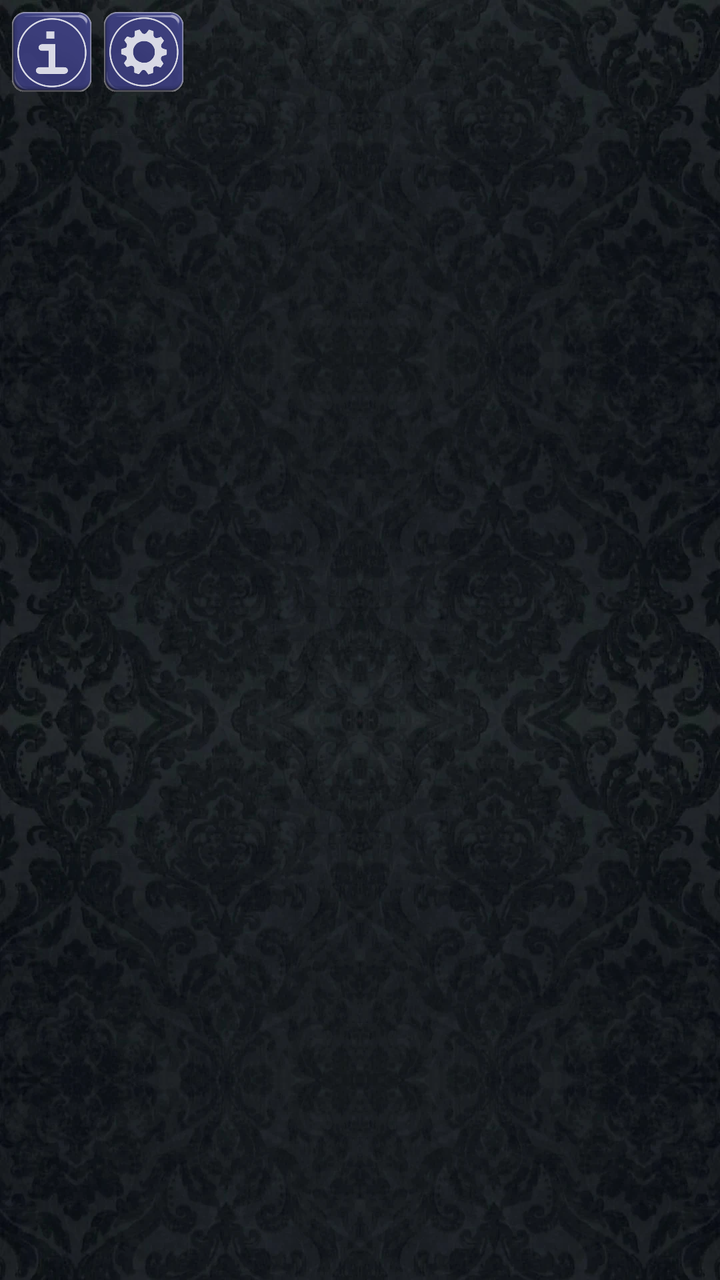
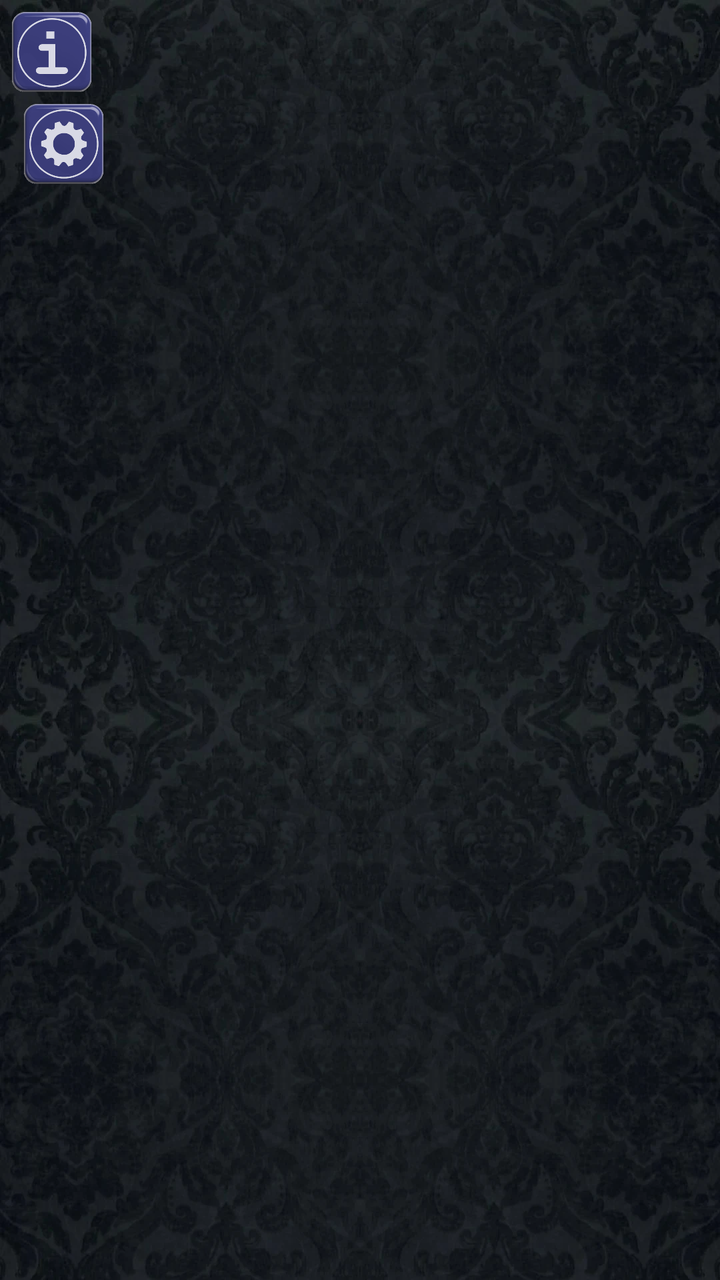

Two renders of the same Android screen: before a commit and after it. Below are the layout's source before the change and the commit's diff.
<!-- AndroidManifest.xml: application theme Theme.Scopa -->
<!-- res/layout/activity_briscola.xml -->
<?xml version="1.0" encoding="utf-8"?>
<androidx.constraintlayout.widget.ConstraintLayout
    xmlns:android="http://schemas.android.com/apk/res/android"
    xmlns:app="http://schemas.android.com/apk/res-auto"
    android:layout_width="match_parent"
    android:layout_height="match_parent"
    android:background="@drawable/bg_velvet">

    <LinearLayout
        android:layout_width="match_parent"
        android:layout_height="match_parent"
        android:orientation="vertical"
        android:paddingStart="8dp"
        android:paddingEnd="8dp">

        
        <LinearLayout
            android:id="@+id/botHand"
            android:layout_width="match_parent"
            android:layout_height="wrap_content"
            android:gravity="center"
            android:orientation="horizontal" />

        <TextView
            android:id="@+id/botScore"
            android:layout_width="match_parent"
            android:layout_height="wrap_content"
            android:layout_marginTop="6dp"
            android:gravity="center"
            android:textColor="@color/silver"
            android:textSize="15sp"
            android:textStyle="bold"
            android:shadowColor="#000000" android:shadowDy="2" android:shadowRadius="4" />

        <LinearLayout
            android:layout_width="match_parent"
            android:layout_height="0dp"
            android:layout_weight="1"
            android:gravity="center"
            android:orientation="vertical">

            
            <FrameLayout
                android:layout_width="match_parent"
                android:layout_height="wrap_content">

                <LinearLayout
                    android:id="@+id/deckRow"
                    android:layout_width="wrap_content"
                    android:layout_height="wrap_content"
                    android:layout_gravity="start|center_vertical"
                    android:gravity="center_vertical"
                    android:orientation="horizontal">

                    <FrameLayout
                        android:id="@+id/deckBox"
                        android:layout_width="wrap_content"
                        android:layout_height="wrap_content" />

                    <FrameLayout
                        android:id="@+id/briscolaBox"
                        android:layout_width="wrap_content"
                        android:layout_height="wrap_content" />
                </LinearLayout>

                <LinearLayout
                    android:id="@+id/trickRow"
                    android:layout_width="wrap_content"
                    android:layout_height="wrap_content"
                    android:layout_gravity="center"
                    android:gravity="center"
                    android:orientation="horizontal" />
            </FrameLayout>

            <TextView
                android:id="@+id/txtStatus"
                android:lines="1"
                android:layout_width="wrap_content"
                android:layout_height="wrap_content"
                android:layout_marginTop="10dp"
                android:textColor="@color/silver"
                android:textSize="15sp"
                android:textStyle="bold"
                android:shadowColor="#000000" android:shadowDy="2" android:shadowRadius="4" />

        </LinearLayout>

        <LinearLayout
            android:id="@+id/youHand"
            android:layout_width="match_parent"
            android:layout_height="wrap_content"
            android:gravity="center"
            android:orientation="horizontal" />

        <TextView
            android:id="@+id/youScore"
            android:layout_width="match_parent"
            android:layout_height="wrap_content"
            android:layout_marginTop="4dp"
            android:layout_marginBottom="8dp"
            android:gravity="center"
            android:textColor="@color/silver"
            android:textSize="15sp"
            android:textStyle="bold"
            android:shadowColor="#000000" android:shadowDy="2" android:shadowRadius="4" />
    </LinearLayout>

    <FrameLayout
        android:id="@+id/overlay"
        android:layout_width="match_parent"
        android:layout_height="match_parent"
        android:clickable="false"
        android:focusable="false"
        app:layout_constraintTop_toTopOf="parent"
        app:layout_constraintBottom_toBottomOf="parent"
        app:layout_constraintStart_toStartOf="parent"
        app:layout_constraintEnd_toEndOf="parent" />


    
    <ImageButton
        android:id="@+id/btnInfo"
        android:layout_width="40dp"
        android:layout_height="40dp"
        android:layout_margin="6dp"
        android:background="@android:color/transparent"
        android:contentDescription="@string/cd_info"
        android:scaleType="fitCenter"
        android:src="@drawable/btn_info"
        app:layout_constraintTop_toTopOf="parent"
        app:layout_constraintStart_toStartOf="parent" />
    
    <ImageButton
        android:id="@+id/btnSettings"
        android:layout_width="40dp"
        android:layout_height="40dp"
        android:layout_margin="6dp"
        android:background="@android:color/transparent"
        android:contentDescription="@string/cd_settings"
        android:scaleType="fitCenter"
        android:src="@drawable/btn_settings"
        app:layout_constraintTop_toTopOf="parent"
        app:layout_constraintStart_toEndOf="@id/btnInfo" />


</androidx.constraintlayout.widget.ConstraintLayout>
<!-- resources referenced by this layout -->
<resources>
  <color name="silver">#C8D0DC</color>
  <!-- drawable bg_velvet (drawable) -->
  <?xml version="1.0" encoding="utf-8"?>
  <layer-list xmlns:android="http://schemas.android.com/apk/res/android">
      <item android:drawable="@color/velvet_base" />
      <item>
          <bitmap android:src="@drawable/velvet" android:tileMode="repeat" android:dither="true" />
      </item>
  </layer-list>
  <!-- drawable btn_info: webp bitmap (drawable-nodpi, 23628 bytes) -->
  <!-- drawable btn_settings: webp bitmap (drawable-nodpi, 32104 bytes) -->
  <string name="cd_info">Informazioni</string>
  <string name="cd_settings">Impostazioni</string>
  <style name="Theme.Scopa" parent="Theme.MaterialComponents.DayNight.NoActionBar">
          <item name="colorPrimary">@color/navy_mid</item>
          <item name="colorPrimaryVariant">@color/navy_deep</item>
          <item name="colorOnPrimary">@color/celeste_light</item>
          <item name="colorSecondary">@color/gold</item>
          <item name="android:statusBarColor" tools:targetApi="l">@color/navy_deep</item>
          <item name="alertDialogTheme">@style/DarkAlertDialog</item>
          <item name="materialAlertDialogTheme">@style/DarkAlertDialog</item>
      </style>
  <color name="velvet_base">#0A1018</color>
  <!-- drawable velvet: webp bitmap (drawable-nodpi, 65120 bytes) -->
  <color name="navy_mid">#23477E</color>
  <color name="navy_deep">#0C1626</color>
  <color name="celeste_light">#D7EAF6</color>
  <color name="gold">#E9C24C</color>
  <style name="DarkAlertDialog" parent="Theme.MaterialComponents.Dialog.Alert">
          <item name="colorSurface">@color/navy</item>
          <item name="android:colorBackground">@color/navy</item>
          <item name="colorOnSurface">@color/silver</item>
          <item name="android:textColorPrimary">@color/silver</item>
          <item name="android:textColorSecondary">@color/silver</item>
          <item name="colorPrimary">@color/silver</item>
      </style>
  <color name="navy">#14294A</color>
</resources>

<!-- the commit's change to res/layout/activity_briscola.xml (unified diff, before → after) -->
@@ -139,8 +139,8 @@
         android:contentDescription="@string/cd_settings"
         android:scaleType="fitCenter"
         android:src="@drawable/btn_settings"
-        app:layout_constraintTop_toTopOf="parent"
-        app:layout_constraintStart_toEndOf="@id/btnInfo" />
+        app:layout_constraintTop_toBottomOf="@id/btnInfo"
+        app:layout_constraintStart_toStartOf="@id/btnInfo" />
 
 
 </androidx.constraintlayout.widget.ConstraintLayout>
